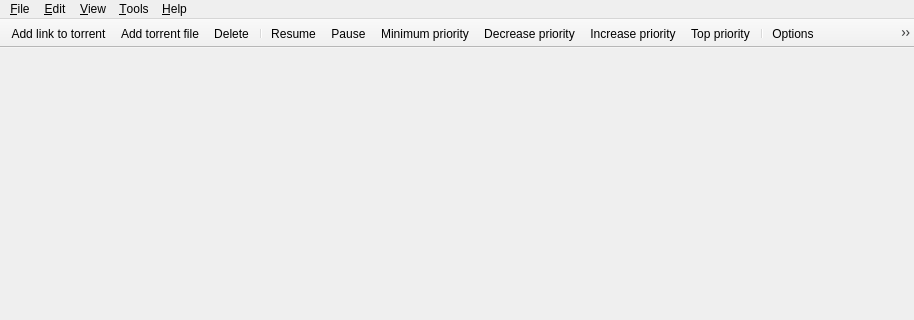
First picture: the form in src/mainwindow.ui, repository SysAdminDoc/qBittorrent-Vanced, before the edit; both pictures show x 0 to 914 and y 0 to 320 of the 914 by 563 pixel window.
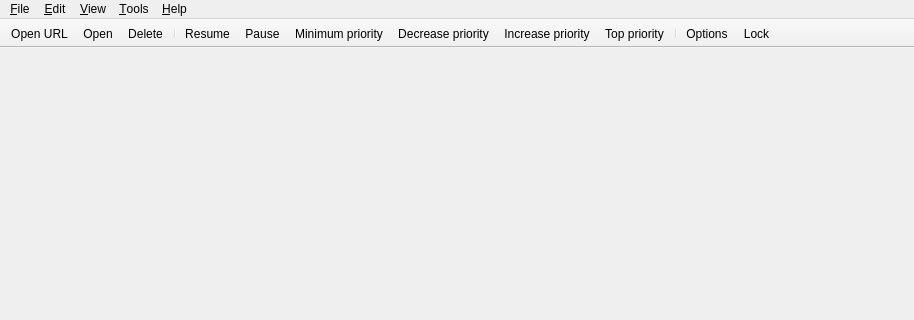
Second picture: the form after the edit. Icons and pictures are not drawn.

Commit message:
Add texts to the icons on the toolbar
The toolbar follows the system style to display texts associated to
icons. Since no specific text is provided, the text used for the action
associated to the button will be used. This could make some of the
buttons rather big.

Add short texts to the icons so that each button uses a reasonable
amount of space.

Diff of the .ui file:
```diff
--- a/src/mainwindow.ui
+++ b/src/mainwindow.ui
@@ -145,6 +145,9 @@
    <property name="text">
     <string>&amp;Add torrent file...</string>
    </property>
+   <property name="iconText">
+    <string>Open</string>
+   </property>
   </action>
   <action name="actionExit">
    <property name="text">
@@ -158,6 +161,9 @@
    <property name="text">
     <string>&amp;Options...</string>
    </property>
+   <property name="iconText">
+    <string>Options</string>
+   </property>
   </action>
   <action name="actionAbout">
    <property name="text">
@@ -168,16 +174,25 @@
    <property name="text">
     <string>&amp;Resume</string>
    </property>
+   <property name="iconText">
+    <string>Resume</string>
+   </property>
   </action>
   <action name="actionPause">
    <property name="text">
     <string>&amp;Pause</string>
    </property>
+   <property name="iconText">
+    <string>Pause</string>
+   </property>
   </action>
   <action name="actionDelete">
    <property name="text">
     <string>&amp;Delete</string>
    </property>
+   <property name="iconText">
+    <string>Delete</string>
+   </property>
   </action>
   <action name="actionWebsite">
    <property name="icon">
@@ -192,6 +207,9 @@
    <property name="text">
     <string>Add &amp;link to torrent...</string>
    </property>
+   <property name="iconText">
+    <string>Open URL</string>
+   </property>
   </action>
   <action name="actionCreate_torrent">
    <property name="text">
@@ -316,6 +334,9 @@
    <property name="toolTip">
     <string>Lock qBittorrent</string>
    </property>
+   <property name="iconText">
+    <string>Lock</string>
+   </property>
    <property name="shortcut">
     <string notr="true">Ctrl+L</string>
    </property>
```
